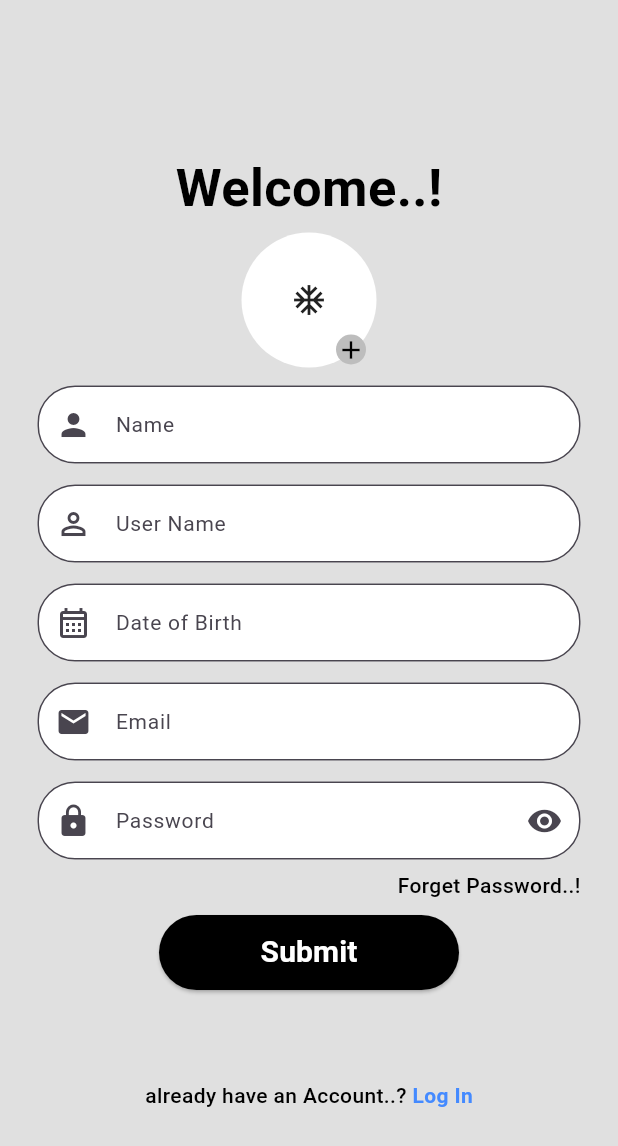
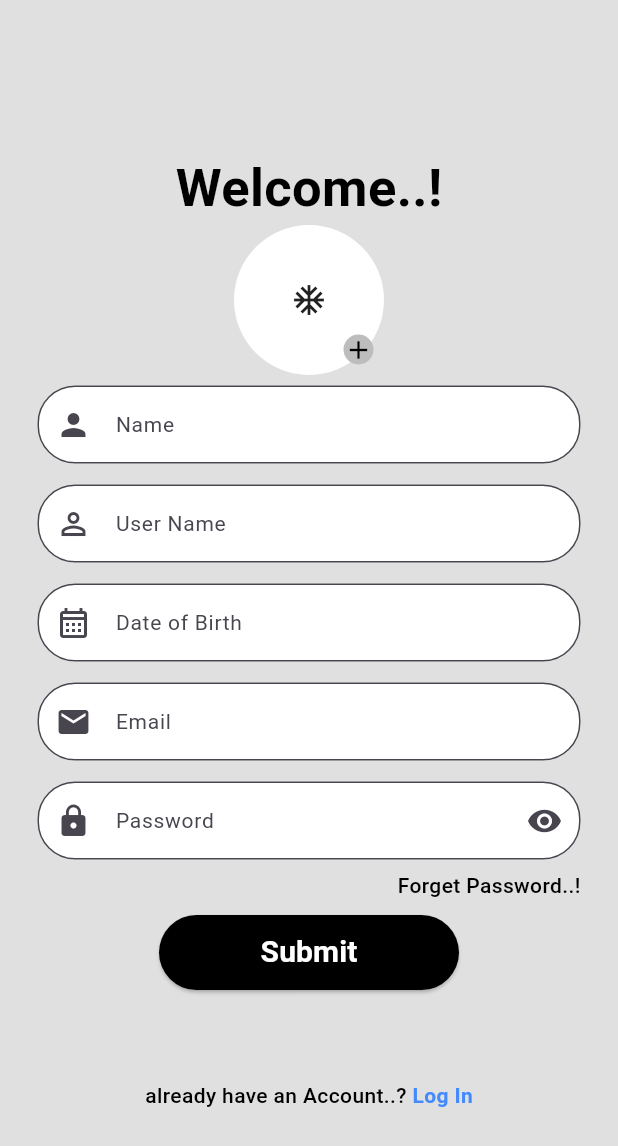
Before and after one commit to shubhamsingh74/FormValidation_App, a Flutter app: the screen it shows after launch, on a phone screen of 412 x 824 dp. Shown: the top 1146 px of the screen. Run offline on Flutter 3.47's test engine with Material 2 defaults, Android fonts, the phone set to English and light mode, and no system bars; our stand-ins replace image_picker.

Commit message:
profile image

```diff
--- a/lib/form_page.dart
+++ b/lib/form_page.dart
@@ -19,6 +19,8 @@ class FormPage extends StatefulWidget {
 }
 
 class _FormPageState extends State<FormPage> {
+  final formGlobalKey = GlobalKey<FormState>();
+
   final TextEditingController _nameController = TextEditingController();
   final TextEditingController _userNameController = TextEditingController();
   final TextEditingController _dateOfBirthController = TextEditingController();
@@ -64,6 +66,8 @@ class _FormPageState extends State<FormPage> {
         child: SingleChildScrollView(
           child: Padding(
             padding: const EdgeInsets.symmetric(horizontal: 25),
+            child: Form(
+              key: formGlobalKey,
               child: Column(
                 mainAxisAlignment: MainAxisAlignment.center,
                 children: [
@@ -172,6 +176,7 @@ class _FormPageState extends State<FormPage> {
             ),
           ),
         ),
+      ),
     );
   }
 }
--- a/lib/widgets/custom_buttons.dart
+++ b/lib/widgets/custom_buttons.dart
@@ -1,13 +1,14 @@
 import 'package:flutter/material.dart';
 
 class CustomButton extends StatelessWidget {
+  final VoidCallback onTap;
+  final String text;
   const CustomButton({
     Key? key,
     required this.onTap,
     required this.text,
   }) : super(key: key);
-  final String text;
-  final VoidCallback onTap;
+
 
   @override
   Widget build(BuildContext context) {
--- a/lib/widgets/custom_textfields.dart
+++ b/lib/widgets/custom_textfields.dart
@@ -20,7 +20,7 @@ class CustomTextField extends StatelessWidget {
   Widget build(BuildContext context) {
     return Padding(
       padding: const EdgeInsets.symmetric(vertical: 7),
-      child: TextField(
+      child: TextFormField(
         controller: controller,
         keyboardType: keyboardType,
         obscureText: false,
--- a/lib/widgets/profile_image.dart
+++ b/lib/widgets/profile_image.dart
@@ -23,7 +23,6 @@ class _ProfileImageState extends State<ProfileImage> {
       log('Failed to pick image: $e');
     }
   }
-
   // void clearImage() {
   //   setState(() {
   //     image = null;
@@ -34,16 +33,20 @@ class _ProfileImageState extends State<ProfileImage> {
   Widget build(BuildContext context) {
     return Stack(children: [
       Container(
-        padding: const EdgeInsets.symmetric(vertical: 15),
         height: 100,
-        width: 90,
+        width: 100,
         decoration: const BoxDecoration(
           color: Colors.white,
           shape: BoxShape.circle,
         ),
         child: image == null
             ? const Icon(Icons.ac_unit_sharp)
-            : Image.file(image!),
+            : ClipRRect(
+                borderRadius: BorderRadius.circular(100),
+                child: Image.file(
+                  fit:BoxFit.fill,
+                  image!,
+                )),
       ),
       Positioned(
         bottom: 7,
```
Lines whose indentation alone changed are shown as unchanged.
